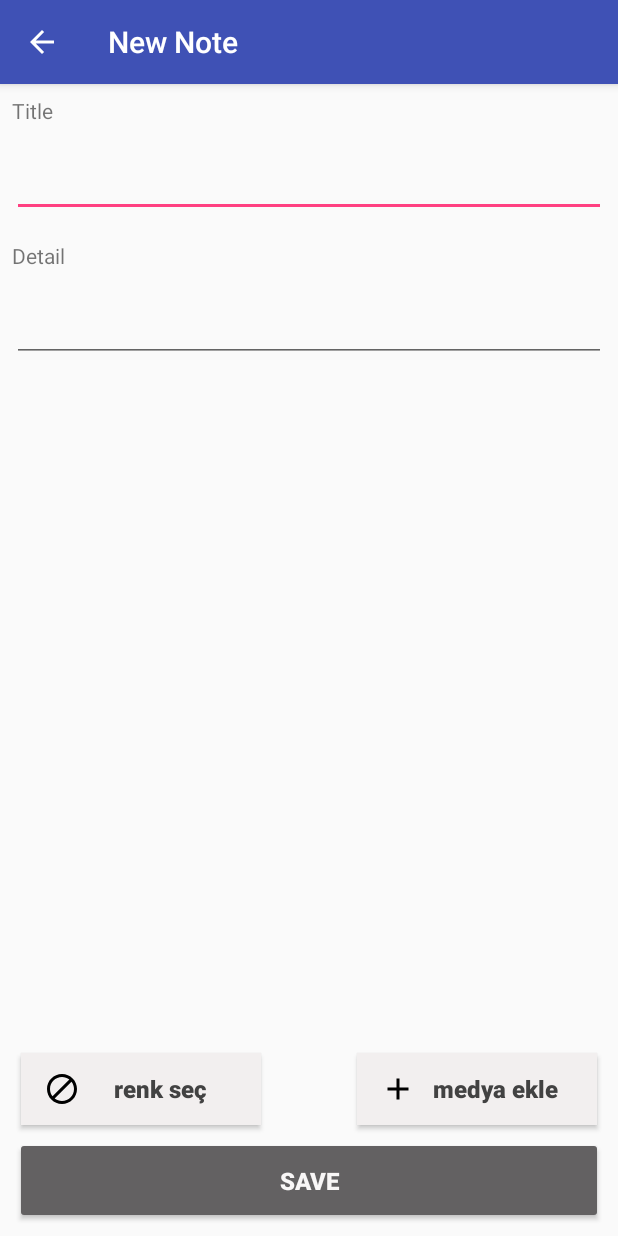
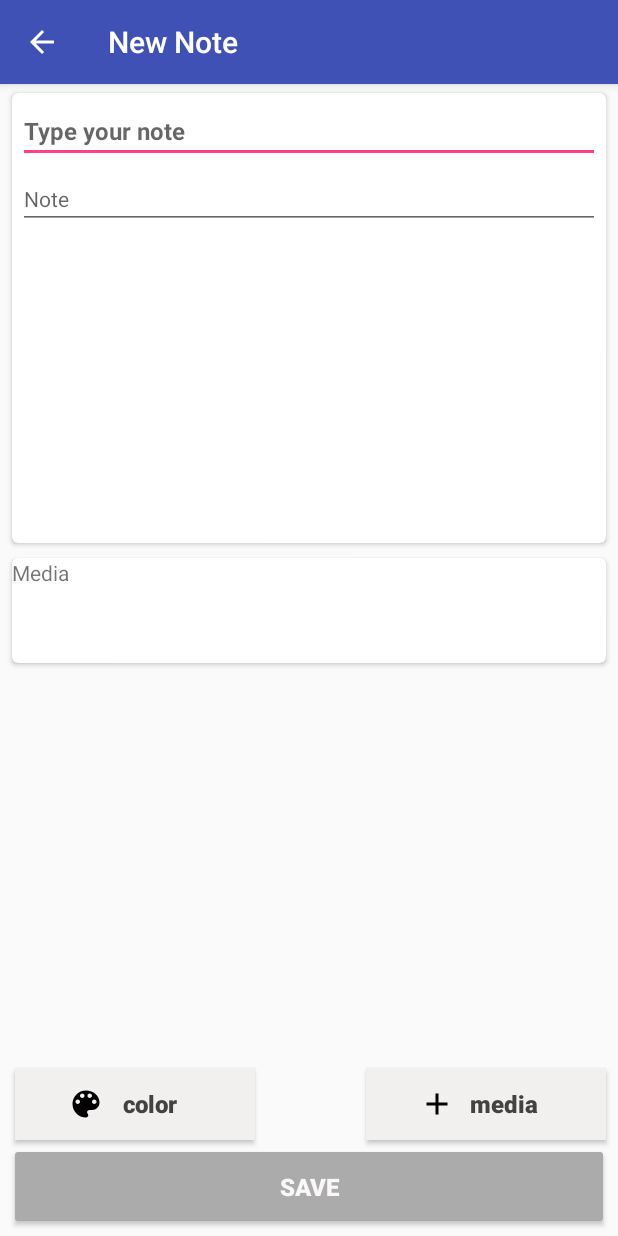
Before and after one commit to merveAltili/GMNotes, an Android app: the NoteAddActivity screen opened directly, with no data from a screen before it, on a phone screen of 412 x 824 dp. Run offline under Robolectric (Android 15) with nearby library versions, the phone set to English and light mode, and no system bars; our stand-ins replace ButterKnife, Room's generated code; libraries missing offline, so code that uses them is left out: petrov.kristiyan.colorpicker.

```diff
--- a/app/src/main/java/com/example/merve/butterknife/NoteActivity.java
+++ b/app/src/main/java/com/example/merve/butterknife/NoteActivity.java
@@ -64,7 +64,6 @@ searchView.setOnSearchClickListener(this);
         u.setUsername(sharedPreferences.getString("username", ""));
 
         mAdapter = new NoteAdapter(this);
-        mAdapter2 = new MediaAdapter(this);
         rvMain.setAdapter(mAdapter);
         //rvMain.setAdapter(mAdapter2);
         // inflater.inflate(R.xml.search,xml);
--- a/app/src/main/java/com/example/merve/butterknife/NoteAdapter.java
+++ b/app/src/main/java/com/example/merve/butterknife/NoteAdapter.java
@@ -56,15 +56,15 @@ public class NoteAdapter extends RecyclerView.Adapter<NoteAdapter.ViewHolder> {
             holder.crdview.setCardBackgroundColor(Color.WHITE);
         } else
             holder.crdview.setCardBackgroundColor(list.get(position).noteEntity.getColors());
-        SimpleDateFormat formatter = new SimpleDateFormat("dd/MM/yyyy hh:mm");
+        SimpleDateFormat formatter = new SimpleDateFormat("dd/MM/yyyy hh:mm a");
         Calendar calendar = Calendar.getInstance();
         calendar.setTimeInMillis(list.get(position).noteEntity.getDate());
         String date = formatter.format(calendar.getTime());
         holder.txt3.setText(date);
 
         try {
-            if (!list.get(position).mediaAdapterList.get(0).getPath().equals(null)) {
-                Picasso.get().load(new File(list.get(position).mediaAdapterList.get(0).getPath())).into(holder.noteImg);
+            if (list.get(position).mediaAdapterList.get(0).getPath() != null) {
+                Picasso.get().load(new File(list.get(position).mediaAdapterList.get(0).getPath())).centerCrop().fit().into(holder.noteImg);
 
                 holder.noteImg.setVisibility(View.VISIBLE);
             } else {
--- a/app/src/main/java/com/example/merve/butterknife/NoteAddActivity.java
+++ b/app/src/main/java/com/example/merve/butterknife/NoteAddActivity.java
@@ -15,7 +15,6 @@ import android.util.Log;
 import android.view.View;
 import android.widget.Button;
 import android.widget.EditText;
-import android.widget.TextView;
 import android.widget.Toast;
 
 import com.example.merve.butterknife.db.Entity.MediaEntity;
@@ -36,12 +35,10 @@ public class NoteAddActivity extends AppCompatActivity {
     NoteEntity noteEntity = new NoteEntity();
     String millisstring;
     int millisec = 0, sec = 0, min = 0, hour = 0;
-    @BindView(R.id.textView2)
-    TextView textView2;
+
     @BindView(R.id.edtTitle)
     EditText edtTitle;
-    @BindView(R.id.textView3)
-    TextView textView3;
+
     @BindView(R.id.edtDetail)
     EditText edtDetail;
     @BindView(R.id.btnSave)
--- a/app/src/main/java/com/example/merve/butterknife/db/AppDatabase.java
+++ b/app/src/main/java/com/example/merve/butterknife/db/AppDatabase.java
@@ -13,7 +13,7 @@ import com.example.merve.butterknife.db.dao.NoteDao;
 @Database(entities = {
         NoteEntity.class,
         MediaEntity.class
-}, version = 16)
+}, version = 18)
 public abstract class AppDatabase extends RoomDatabase {
 
     public abstract NoteDao notedao();
--- a/app/src/main/java/com/example/merve/butterknife/db/dao/MediaDao.java
+++ b/app/src/main/java/com/example/merve/butterknife/db/dao/MediaDao.java
@@ -24,5 +24,8 @@ public interface MediaDao {
     @Query("SELECT * FROM Media WHERE NoteId= :NoteId")
     public List<Note> getMediaByNoteId(Long NoteId);
 
+    @Query("SELECT * FROM Media WHERE NoteId=:NoteId ")
+    public List<Note> getMediaById(Long NoteId);
+
 
 }
--- a/app/src/main/res/layout/activity_detail.xml
+++ b/app/src/main/res/layout/activity_detail.xml
@@ -41,7 +41,8 @@
         android:layout_width="300dp"
         android:layout_height="200dp"
         android:layout_gravity="center"
-        android:layout_marginTop="30dp" />
+        android:layout_marginTop="50dp"
+        android:elevation="2dp" />
     <LinearLayout
         android:layout_width="match_parent"
         android:layout_height="0dp"
--- a/app/src/main/res/layout/activity_note_add.xml
+++ b/app/src/main/res/layout/activity_note_add.xml
@@ -1,5 +1,6 @@
 <?xml version="1.0" encoding="utf-8"?>
 <LinearLayout xmlns:android="http://schemas.android.com/apk/res/android"
+    xmlns:cardview="http://schemas.android.com/apk/res-auto"
     xmlns:tools="http://schemas.android.com/tools"
     android:layout_width="match_parent"
     android:layout_height="match_parent"
@@ -22,53 +23,102 @@
         </android.support.v7.widget.Toolbar>
     </android.support.design.widget.AppBarLayout>
 
-    <TextView
-        android:id="@+id/textView2"
+    <android.support.v7.widget.CardView
+        android:id="@+id/crdview"
+        android:layout_width="match_parent"
+        android:layout_height="300dp"
+        android:layout_marginLeft="8dp"
+        android:layout_marginRight="8dp"
+        android:layout_marginTop="6dp"
+        android:clickable="true"
+        android:foreground="?android:attr/selectableItemBackground"
+        android:onClick="itemOnclick2"
+        android:orientation="vertical"
+        cardview:cardCornerRadius="4dp">
+
+        <LinearLayout
             android:layout_width="match_parent"
             android:layout_height="wrap_content"
-        android:layout_margin="8dp"
-        android:text="Title" />
+            android:orientation="vertical">
+
 
             <EditText
                 android:id="@+id/edtTitle"
                 android:layout_width="match_parent"
                 android:layout_height="wrap_content"
-        android:layout_margin="8dp"
-        android:ems="10"
-        android:inputType="textPersonName" />
-
-    <TextView
-        android:id="@+id/textView3"
-        android:layout_width="match_parent"
-        android:layout_height="wrap_content"
-        android:layout_margin="8dp"
-        android:text="Detail" />
+                android:layout_marginLeft="4dp"
+                android:layout_marginRight="4dp"
+                android:layout_marginTop="4dp"
+                android:ems="4"
+                android:hint="Type your note"
+                android:inputType="textPersonName"
+                android:textSize="16dp"
+                android:textStyle="bold" />
 
             <EditText
                 android:id="@+id/edtDetail"
                 android:layout_width="match_parent"
                 android:layout_height="wrap_content"
-        android:layout_margin="8dp"
-        android:inputType="textMultiLine" />
+                android:layout_marginLeft="4dp"
+                android:layout_marginRight="4dp"
+                android:layout_marginTop="4dp"
+                android:hint="Note"
+                android:inputType="textMultiLine"
 
-
+                android:textSize="14dp" />
+        </LinearLayout>
+    </android.support.v7.widget.CardView>
     <RelativeLayout
         android:layout_width="match_parent"
         android:layout_height="wrap_content"
-        android:layout_margin="8dp">
+        android:layout_margin="4dp">
+
+        <android.support.v7.widget.CardView
+            android:id="@+id/noteAddCardV"
+            android:layout_width="match_parent"
+            android:layout_height="wrap_content"
+            android:layout_marginLeft="4dp"
+            android:layout_marginRight="4dp"
+            android:layout_marginTop="6dp"
+            android:clickable="true"
+            android:foreground="?android:attr/selectableItemBackground"
+            android:onClick="itemOnclick2"
+            android:orientation="vertical"
+            cardview:cardCornerRadius="4dp">
+
+            <TextView
+                android:layout_width="match_parent"
+                android:layout_height="wrap_content"
+                android:text="Media" />
+
+            <LinearLayout
+                android:layout_width="match_parent"
+                android:layout_height="70dp"
+                android:orientation="horizontal">
+
+                <android.support.v7.widget.RecyclerView
+                    android:id="@+id/noteAddRecyc"
+                    android:layout_width="match_parent"
+                    android:layout_height="60dp"
+                    android:layout_marginTop="20dp">
+
+                </android.support.v7.widget.RecyclerView>
+            </LinearLayout>
+        </android.support.v7.widget.CardView>
 
         <Button
             android:id="@+id/btnRenk"
             android:layout_width="160dp"
             android:layout_height="wrap_content"
-            android:layout_above="@+id/btnSave"
-            android:layout_alignParentStart="true"
-            android:layout_margin="6dp"
+            android:layout_alignBaseline="@+id/btnMedia"
+            android:layout_alignBottom="@+id/btnMedia"
+            android:layout_alignStart="@+id/noteAddCardV"
+            android:layout_marginStart="2dp"
             android:background="@color/white2"
-            android:drawableLeft="@drawable/ic_block_black_24dp"
-            android:paddingLeft="15dp"
-            android:paddingRight="15dp"
-            android:text="renk seç"
+            android:drawableLeft="@drawable/ic_color_lens_black_24dp"
+            android:paddingLeft="35dp"
+            android:paddingRight="35dp"
+            android:text="color "
             android:textAllCaps="false"
             android:textColor="@color/cardview_dark_background"
             android:textSize="16sp"
@@ -79,13 +129,12 @@
             android:layout_width="160dp"
             android:layout_height="wrap_content"
             android:layout_above="@+id/btnSave"
-            android:layout_alignParentEnd="true"
-            android:layout_margin="6dp"
+            android:layout_alignEnd="@+id/noteAddCardV"
             android:background="@color/white2"
             android:drawableLeft="@drawable/ic_add_black_24dp"
-            android:paddingLeft="15dp"
-            android:paddingRight="15dp"
-            android:text="medya ekle"
+            android:paddingLeft="35dp"
+            android:paddingRight="35dp"
+            android:text="media"
             android:textAllCaps="false"
             android:textColor="@color/cardview_dark_background"
             android:textSize="16sp"
@@ -100,7 +149,8 @@
             android:layout_marginBottom="2dp"
             android:layout_marginLeft="2dp"
             android:layout_marginRight="2dp"
-            android:backgroundTint="@color/gri"
+            android:backgroundTint="@color/gray"
+            android:enabled="true"
             android:padding="18dp"
             android:text="SAVE"
             android:textColor="@color/white"
--- a/app/src/main/res/layout/note_item.xml
+++ b/app/src/main/res/layout/note_item.xml
@@ -11,7 +11,6 @@
     android:foreground="?android:attr/selectableItemBackground"
     android:onClick="itemOnclick"
     android:orientation="horizontal"
-
     cardview:cardCornerRadius="4dp">
 <LinearLayout
     android:layout_width="match_parent"
@@ -43,9 +42,9 @@
     <ImageView
         android:id="@+id/noteImg"
         android:layout_width="match_parent"
-        android:layout_height="120dp"
+        android:layout_height="100dp"
         android:layout_gravity="right"
-        android:layout_margin="4dp"
+        android:layout_marginTop="6dp"
         android:visibility="gone" />
     <TextView
         android:id="@+id/txtDate"
--- a/app/src/main/res/values/colors.xml
+++ b/app/src/main/res/values/colors.xml
@@ -7,6 +7,7 @@
     <color name="white">#f9f7f7</color>
     <color name="white2">#f2efef</color>
     <color name="blue">#afc7b9</color>
+    <color name="gray">#acabab</color>
     <color name="pink">#c78eb9</color>
 
 </resources>
--- a/app/src/main/res/values/styles.xml
+++ b/app/src/main/res/values/styles.xml
@@ -9,6 +9,7 @@
 
     </style>
 
+
     <style name="AppTheme.AppBarOverlay" parent="ThemeOverlay.AppCompat.Dark.ActionBar"></style>
     <style name="AppTheme.PopupOverlay" parent="Theme.AppCompat.Light"></style>
 </resources>
```
Also changed, not shown: app/src/main/java/com/example/merve/butterknife/DetailActivity.java (+13 -2 lines), app/src/main/java/com/example/merve/butterknife/MediaAdapter.java (+11 -7 lines), app/src/main/java/com/example/merve/butterknife/model/Media.java (deleted, +0 -38 lines), app/src/main/res/layout/resim_item.xml (added, +31 -0 lines). Lines whose indentation alone changed are shown as unchanged.
